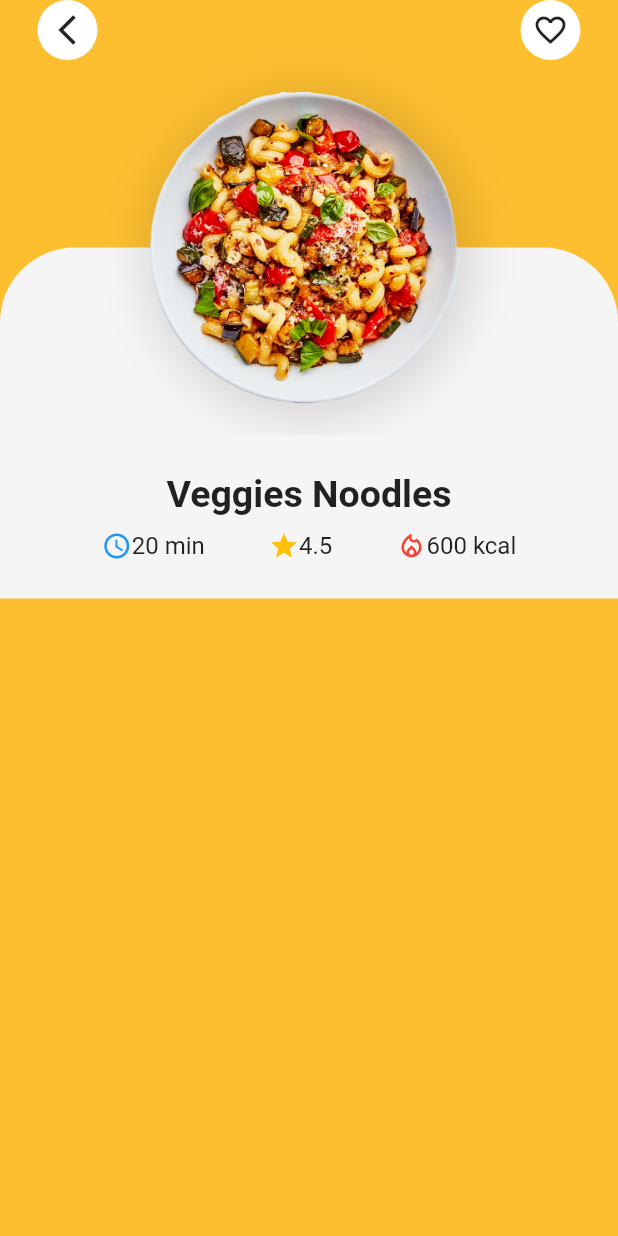
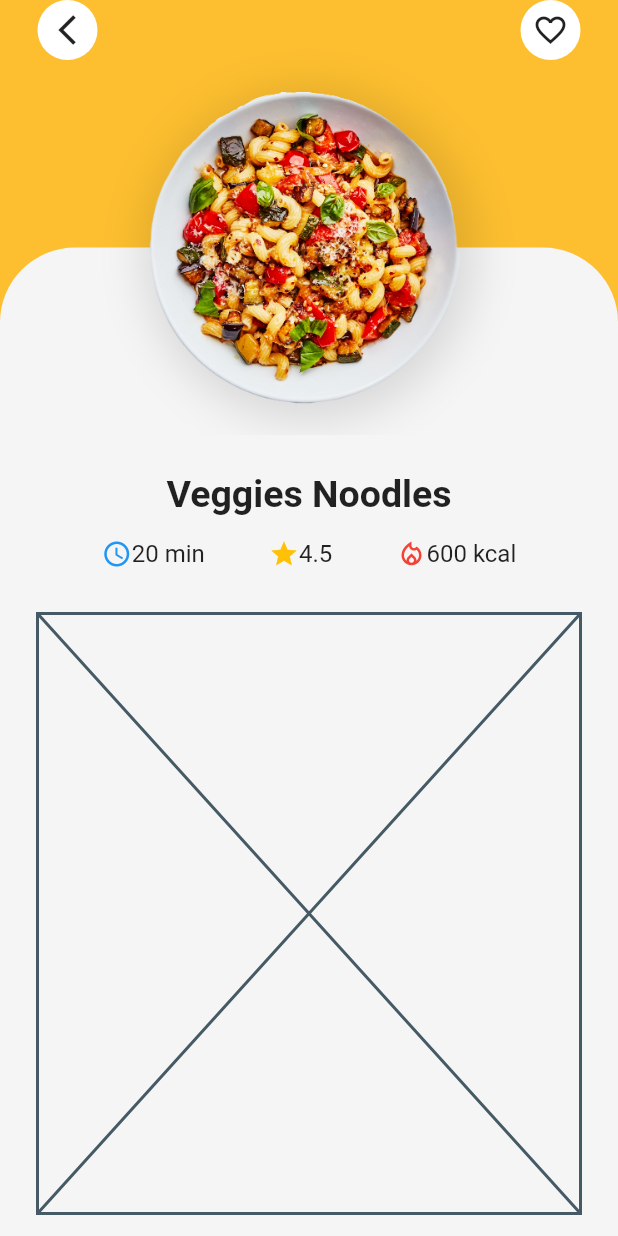
Before and after one commit to KhadijaMakkaoui/Food-Delivery, a Flutter app: the DetailPage screen opened directly with sample values from the repository, on a phone screen of 412 x 824 dp. Run offline on Flutter 3.47's test engine with Material 2 defaults, Android fonts, the phone set to English and light mode, and no system bars; our stand-ins replace smooth_page_indicator.

Commit message:
Create food_quantity class

```diff
--- a/delivery_app/lib/screens/detail/widget/food_detail.dart
+++ b/delivery_app/lib/screens/detail/widget/food_detail.dart
@@ -2,6 +2,7 @@ import 'package:flutter/material.dart';
 
 import '../../../constants/colors.dart';
 import '../../../models/food.dart';
+import 'food_quantity.dart';
 class FoodDetail extends StatelessWidget {
   final Food food;
   FoodDetail(this.food);
@@ -18,17 +19,17 @@ class FoodDetail extends StatelessWidget {
               fontWeight: FontWeight.bold,
             ),
             ),
-          const SizedBox(height: 10,),
+          const SizedBox(height: 15,),
           Row(
             mainAxisAlignment: MainAxisAlignment.spaceEvenly,
             children: [
               _buildIconText(Icons.access_time_outlined, Colors.blue, food.waitTime),
               _buildIconText(Icons.star_outlined, Colors.amber, food.score.toString()),
               _buildIconText(Icons.local_fire_department_outlined, Colors.red, food.energy.toString()),
-
             ],
-
-          )
+          ),
+          SizedBox(height: 30,),
+          FoodQuantity(food),
         ],
 
 
--- /dev/null
+++ b/delivery_app/lib/screens/detail/widget/food_quantity.dart
@@ -0,0 +1,13 @@
+import 'package:flutter/material.dart';
+
+import '../../../models/food.dart';
+class FoodQuantity extends StatelessWidget {
+  final Food food;
+
+  FoodQuantity(this.food);
+
+  @override
+  Widget build(BuildContext context) {
+    return const Placeholder();
+  }
+}
```
